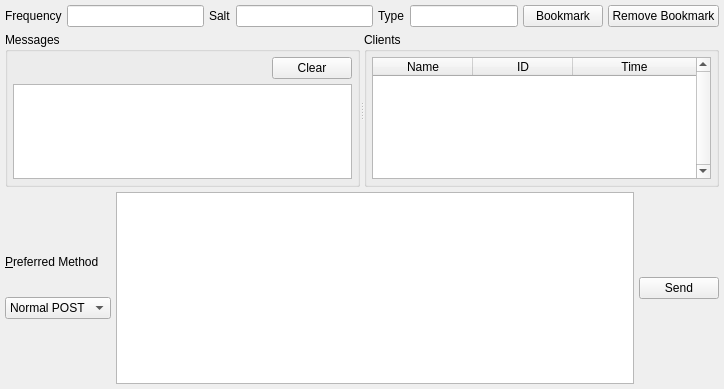
This is UI/buzzpage.ui in xloem/spot-on-svn as Qt 5 draws it before an edit. The edited form follows.
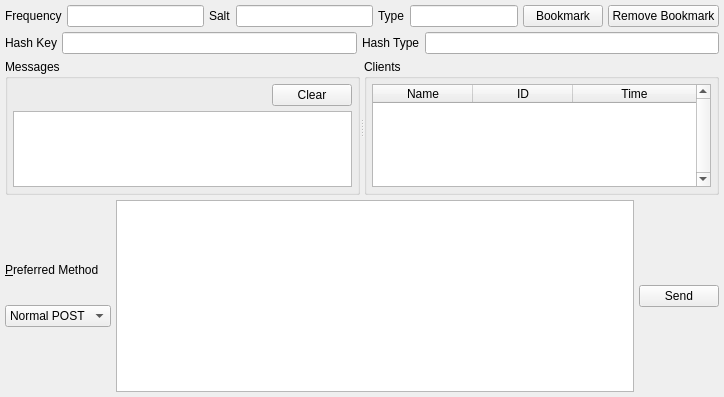
This is the edited form. Custom widgets are drawn as their Qt base class.

```diff
--- a/UI/buzzpage.ui
+++ b/UI/buzzpage.ui
@@ -7,7 +7,7 @@
     <x>0</x>
     <y>0</y>
     <width>724</width>
-    <height>389</height>
+    <height>397</height>
    </rect>
   </property>
   <property name="windowTitle">
@@ -89,6 +89,38 @@
      </item>
     </layout>
    </item>
+   <item>
+    <layout class="QHBoxLayout" name="horizontalLayout_2">
+     <item>
+      <widget class="QLabel" name="label_4">
+       <property name="text">
+        <string>Hash Key</string>
+       </property>
+      </widget>
+     </item>
+     <item>
+      <widget class="QLineEdit" name="hashKey">
+       <property name="readOnly">
+        <bool>true</bool>
+       </property>
+      </widget>
+     </item>
+     <item>
+      <widget class="QLabel" name="label_5">
+       <property name="text">
+        <string>Hash Type</string>
+       </property>
+      </widget>
+     </item>
+     <item>
+      <widget class="QLineEdit" name="hashType">
+       <property name="readOnly">
+        <bool>true</bool>
+       </property>
+      </widget>
+     </item>
+    </layout>
+   </item>
    <item>
     <widget class="QSplitter" name="splitter">
      <property name="orientation">
```
Left out of the diff: 4 changed lines with no effect on the pictures.
